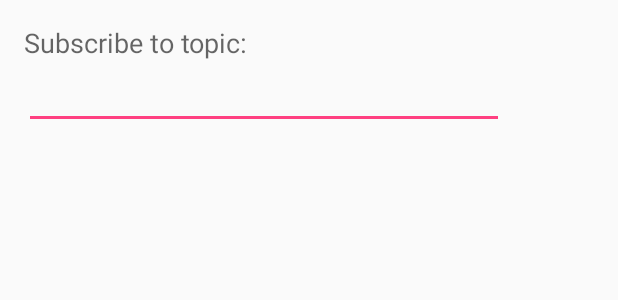
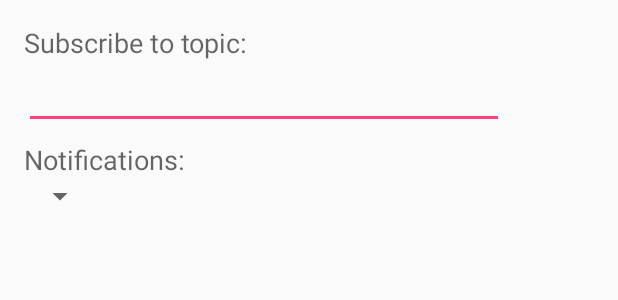
Before and after one commit to RadioShuttle/MQTTPushClient_Android, an Android app: the layout dlg_topics_body.xml on its own in the app's theme, with its tools: preview values and no code run, on a phone screen of 412 x 824 dp. Shown: the top 300 px of the screen. Run offline under Robolectric (Android 15) with nearby library versions, the phone set to English and light mode, and no system bars; network calls fail.

```diff
--- a/app/src/main/res/layout/dlg_topics_body.xml
+++ b/app/src/main/res/layout/dlg_topics_body.xml
@@ -23,5 +23,21 @@
         android:textAppearance="?android:attr/textAppearanceMedium"
         />
 
+    <TextView
+        android:id="@+id/notificationsLabel"
+        app:layout_constraintTop_toBottomOf="@id/topic"
+        android:layout_marginTop="8dp"
+        android:textAppearance="?android:attr/textAppearanceMedium"
+        android:text="@string/dlg_add_topic_notif"
+        android:layout_width="wrap_content"
+        android:layout_height="wrap_content" />
+
+    <Spinner
+        android:id="@+id/notificationtype_spinner"
+        app:layout_constraintTop_toBottomOf="@id/notificationsLabel"
+        android:spinnerMode="dropdown"
+        android:layout_width="wrap_content"
+        android:layout_height="wrap_content" />
+
 
 </android.support.constraint.ConstraintLayout>
```
